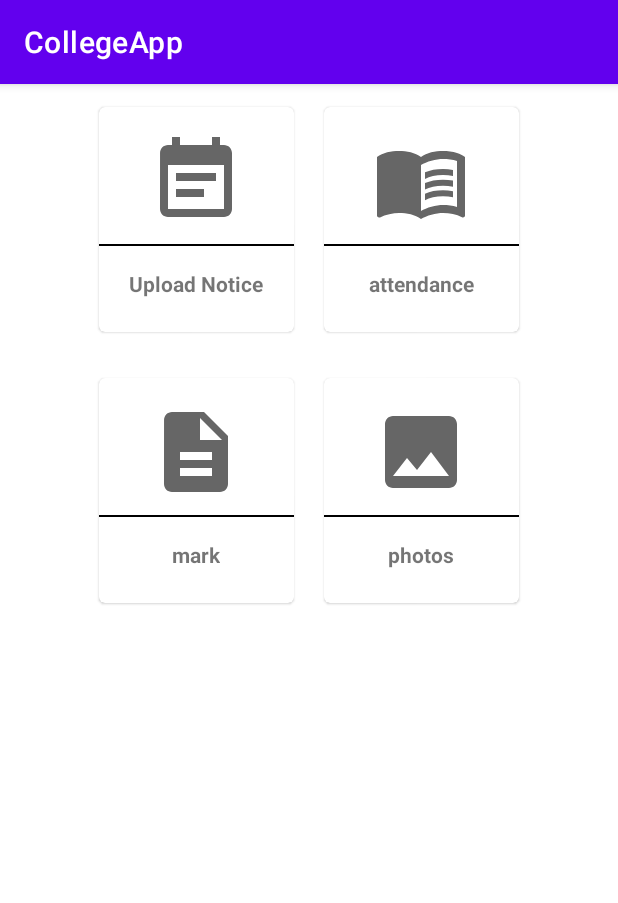
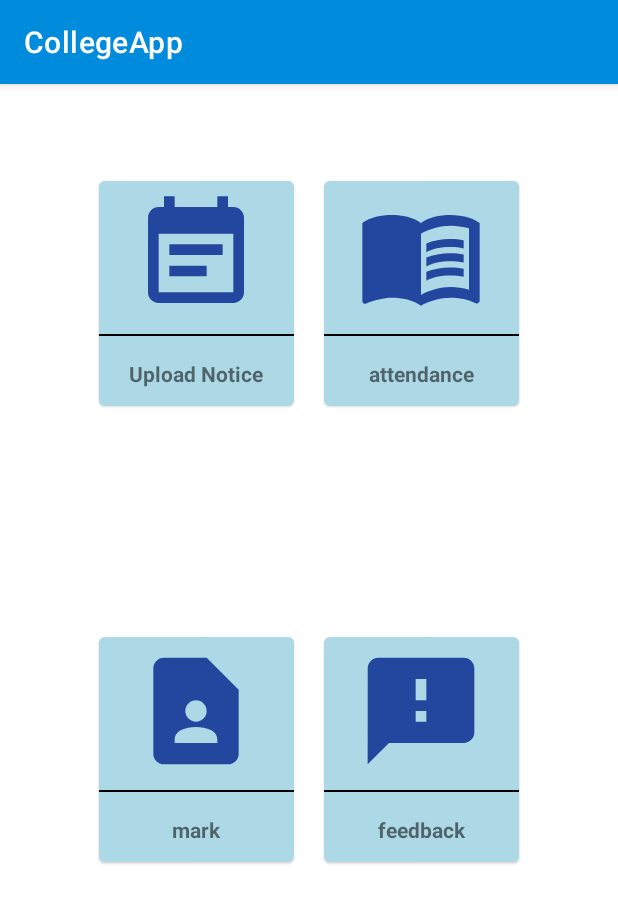
Before and after one commit to Koushik0901/CollegeApp, an Android app: the AdminHome screen opened directly, with no data from a screen before it, on a phone screen of 412 x 824 dp. Shown: the top 903 px of the screen. Run offline under Robolectric (Android 15) with nearby library versions, the phone set to English and light mode, and no system bars; libraries missing offline, so code that uses them is left out: io.realm, io.realm.mongodb; 1 statement that could not run was skipped.

Commit message:
changed vector and card color

```diff
--- a/app/src/main/AndroidManifest.xml
+++ b/app/src/main/AndroidManifest.xml
@@ -32,9 +32,7 @@
         <activity
             android:name=".AdminLogin"
             android:exported="false" />
-        <activity
-            android:name=".AdmitLogin"
-            android:exported="false" />
+
         <activity
             android:name=".MainActivity"
             android:exported="true">
--- a/app/src/main/res/drawable/ic_attendance.xml
+++ b/app/src/main/res/drawable/ic_attendance.xml
@@ -1,19 +1,8 @@
-<vector xmlns:android="http://schemas.android.com/apk/res/android"
-    android:width="24dp"
-    android:height="24dp"
-    android:viewportWidth="24"
-    android:viewportHeight="24"
-    android:tint="?attr/colorControlNormal">
-  <path
-      android:fillColor="@android:color/white"
-      android:pathData="M21,5c-1.11,-0.35 -2.33,-0.5 -3.5,-0.5c-1.95,0 -4.05,0.4 -5.5,1.5c-1.45,-1.1 -3.55,-1.5 -5.5,-1.5S2.45,4.9 1,6v14.65c0,0.25 0.25,0.5 0.5,0.5c0.1,0 0.15,-0.05 0.25,-0.05C3.1,20.45 5.05,20 6.5,20c1.95,0 4.05,0.4 5.5,1.5c1.35,-0.85 3.8,-1.5 5.5,-1.5c1.65,0 3.35,0.3 4.75,1.05c0.1,0.05 0.15,0.05 0.25,0.05c0.25,0 0.5,-0.25 0.5,-0.5V6C22.4,5.55 21.75,5.25 21,5zM21,18.5c-1.1,-0.35 -2.3,-0.5 -3.5,-0.5c-1.7,0 -4.15,0.65 -5.5,1.5V8c1.35,-0.85 3.8,-1.5 5.5,-1.5c1.2,0 2.4,0.15 3.5,0.5V18.5z"/>
-  <path
-      android:fillColor="@android:color/white"
-      android:pathData="M17.5,10.5c0.88,0 1.73,0.09 2.5,0.26V9.24C19.21,9.09 18.36,9 17.5,9c-1.7,0 -3.24,0.29 -4.5,0.83v1.66C14.13,10.85 15.7,10.5 17.5,10.5z"/>
-  <path
-      android:fillColor="@android:color/white"
-      android:pathData="M13,12.49v1.66c1.13,-0.64 2.7,-0.99 4.5,-0.99c0.88,0 1.73,0.09 2.5,0.26V11.9c-0.79,-0.15 -1.64,-0.24 -2.5,-0.24C15.8,11.66 14.26,11.96 13,12.49z"/>
-  <path
-      android:fillColor="@android:color/white"
-      android:pathData="M17.5,14.33c-1.7,0 -3.24,0.29 -4.5,0.83v1.66c1.13,-0.64 2.7,-0.99 4.5,-0.99c0.88,0 1.73,0.09 2.5,0.26v-1.52C19.21,14.41 18.36,14.33 17.5,14.33z"/>
+<vector android:autoMirrored="true" android:height="24dp"
+    android:tint="#23469F" android:viewportHeight="24"
+    android:viewportWidth="24" android:width="24dp" xmlns:android="http://schemas.android.com/apk/res/android">
+    <path android:fillColor="@android:color/white" android:pathData="M21,5c-1.11,-0.35 -2.33,-0.5 -3.5,-0.5c-1.95,0 -4.05,0.4 -5.5,1.5c-1.45,-1.1 -3.55,-1.5 -5.5,-1.5S2.45,4.9 1,6v14.65c0,0.25 0.25,0.5 0.5,0.5c0.1,0 0.15,-0.05 0.25,-0.05C3.1,20.45 5.05,20 6.5,20c1.95,0 4.05,0.4 5.5,1.5c1.35,-0.85 3.8,-1.5 5.5,-1.5c1.65,0 3.35,0.3 4.75,1.05c0.1,0.05 0.15,0.05 0.25,0.05c0.25,0 0.5,-0.25 0.5,-0.5V6C22.4,5.55 21.75,5.25 21,5zM21,18.5c-1.1,-0.35 -2.3,-0.5 -3.5,-0.5c-1.7,0 -4.15,0.65 -5.5,1.5V8c1.35,-0.85 3.8,-1.5 5.5,-1.5c1.2,0 2.4,0.15 3.5,0.5V18.5z"/>
+    <path android:fillColor="@android:color/white" android:pathData="M17.5,10.5c0.88,0 1.73,0.09 2.5,0.26V9.24C19.21,9.09 18.36,9 17.5,9c-1.7,0 -3.24,0.29 -4.5,0.83v1.66C14.13,10.85 15.7,10.5 17.5,10.5z"/>
+    <path android:fillColor="@android:color/white" android:pathData="M13,12.49v1.66c1.13,-0.64 2.7,-0.99 4.5,-0.99c0.88,0 1.73,0.09 2.5,0.26V11.9c-0.79,-0.15 -1.64,-0.24 -2.5,-0.24C15.8,11.66 14.26,11.96 13,12.49z"/>
+    <path android:fillColor="@android:color/white" android:pathData="M17.5,14.33c-1.7,0 -3.24,0.29 -4.5,0.83v1.66c1.13,-0.64 2.7,-0.99 4.5,-0.99c0.88,0 1.73,0.09 2.5,0.26v-1.52C19.21,14.41 18.36,14.33 17.5,14.33z"/>
 </vector>
--- a/app/src/main/res/drawable/ic_baseline_add_photo_alternate_24.xml
+++ b/app/src/main/res/drawable/ic_baseline_add_photo_alternate_24.xml
@@ -1,10 +1,5 @@
-<vector xmlns:android="http://schemas.android.com/apk/res/android"
-    android:width="24dp"
-    android:height="24dp"
-    android:viewportWidth="24"
-    android:viewportHeight="24"
-    android:tint="?attr/colorControlNormal">
-  <path
-      android:fillColor="@android:color/white"
-      android:pathData="M19,7v2.99s-1.99,0.01 -2,0L17,7h-3s0.01,-1.99 0,-2h3L17,2h2v3h3v2h-3zM16,11L16,8h-3L13,5L5,5c-1.1,0 -2,0.9 -2,2v12c0,1.1 0.9,2 2,2h12c1.1,0 2,-0.9 2,-2v-8h-3zM5,19l3,-4 2,3 3,-4 4,5L5,19z"/>
+<vector android:height="24dp" android:tint="#23469F"
+    android:viewportHeight="24" android:viewportWidth="24"
+    android:width="24dp" xmlns:android="http://schemas.android.com/apk/res/android">
+    <path android:fillColor="@android:color/white" android:pathData="M19,7v2.99s-1.99,0.01 -2,0L17,7h-3s0.01,-1.99 0,-2h3L17,2h2v3h3v2h-3zM16,11L16,8h-3L13,5L5,5c-1.1,0 -2,0.9 -2,2v12c0,1.1 0.9,2 2,2h12c1.1,0 2,-0.9 2,-2v-8h-3zM5,19l3,-4 2,3 3,-4 4,5L5,19z"/>
 </vector>
--- /dev/null
+++ b/app/src/main/res/drawable/ic_feedback.xml
@@ -0,0 +1,5 @@
+<vector android:height="24dp" android:tint="#23469F"
+    android:viewportHeight="24" android:viewportWidth="24"
+    android:width="24dp" xmlns:android="http://schemas.android.com/apk/res/android">
+    <path android:fillColor="@android:color/white" android:pathData="M20,2L4,2c-1.1,0 -1.99,0.9 -1.99,2L2,22l4,-4h14c1.1,0 2,-0.9 2,-2L22,4c0,-1.1 -0.9,-2 -2,-2zM13,14h-2v-2h2v2zM13,10h-2L11,6h2v4z"/>
+</vector>
--- a/app/src/main/res/drawable/ic_mark.xml
+++ b/app/src/main/res/drawable/ic_mark.xml
@@ -1,10 +1,5 @@
-<vector xmlns:android="http://schemas.android.com/apk/res/android"
-    android:width="24dp"
-    android:height="24dp"
-    android:viewportWidth="24"
-    android:viewportHeight="24"
-    android:tint="?attr/colorControlNormal">
-  <path
-      android:fillColor="@android:color/white"
-      android:pathData="M14,2L6,2c-1.1,0 -1.99,0.9 -1.99,2L4,20c0,1.1 0.89,2 1.99,2L18,22c1.1,0 2,-0.9 2,-2L20,8l-6,-6zM16,18L8,18v-2h8v2zM16,14L8,14v-2h8v2zM13,9L13,3.5L18.5,9L13,9z"/>
+<vector android:height="24dp" android:tint="#23469F"
+    android:viewportHeight="24" android:viewportWidth="24"
+    android:width="24dp" xmlns:android="http://schemas.android.com/apk/res/android">
+    <path android:fillColor="@android:color/white" android:pathData="M14,2H6C4.9,2 4,2.9 4,4v16c0,1.1 0.9,2 2,2h12c1.1,0 2,-0.9 2,-2V8L14,2zM12,10c1.1,0 2,0.9 2,2c0,1.1 -0.9,2 -2,2s-2,-0.9 -2,-2C10,10.9 10.9,10 12,10zM16,18H8v-0.57c0,-0.81 0.48,-1.53 1.22,-1.85C10.07,15.21 11.01,15 12,15c0.99,0 1.93,0.21 2.78,0.58C15.52,15.9 16,16.62 16,17.43V18z"/>
 </vector>
--- a/app/src/main/res/drawable/ic_notice.xml
+++ b/app/src/main/res/drawable/ic_notice.xml
@@ -1,10 +1,5 @@
-<vector xmlns:android="http://schemas.android.com/apk/res/android"
-    android:width="24dp"
-    android:height="24dp"
-    android:viewportWidth="24"
-    android:viewportHeight="24"
-    android:tint="?attr/colorControlNormal">
-  <path
-      android:fillColor="@android:color/white"
-      android:pathData="M17,10L7,10v2h10v-2zM19,3h-1L18,1h-2v2L8,3L8,1L6,1v2L5,3c-1.11,0 -1.99,0.9 -1.99,2L3,19c0,1.1 0.89,2 2,2h14c1.1,0 2,-0.9 2,-2L21,5c0,-1.1 -0.9,-2 -2,-2zM19,19L5,19L5,8h14v11zM14,14L7,14v2h7v-2z"/>
+<vector android:autoMirrored="true" android:height="24dp"
+    android:tint="#23469F" android:viewportHeight="24"
+    android:viewportWidth="24" android:width="24dp" xmlns:android="http://schemas.android.com/apk/res/android">
+    <path android:fillColor="@android:color/white" android:pathData="M17,10L7,10v2h10v-2zM19,3h-1L18,1h-2v2L8,3L8,1L6,1v2L5,3c-1.11,0 -1.99,0.9 -1.99,2L3,19c0,1.1 0.89,2 2,2h14c1.1,0 2,-0.9 2,-2L21,5c0,-1.1 -0.9,-2 -2,-2zM19,19L5,19L5,8h14v11zM14,14L7,14v2h7v-2z"/>
 </vector>
--- a/app/src/main/res/layout/activity_admin_home.xml
+++ b/app/src/main/res/layout/activity_admin_home.xml
@@ -1,4 +1,3 @@
-<?xml version="1.0" encoding="utf-8"?>
 <LinearLayout xmlns:android="http://schemas.android.com/apk/res/android"
     xmlns:tools="http://schemas.android.com/tools"
     android:layout_width="match_parent"
@@ -6,12 +5,13 @@
     android:orientation="vertical"
     tools:context=".AdminHome">
 
+
     <LinearLayout
         android:layout_width="match_parent"
-        android:layout_height="wrap_content"
-        android:orientation="horizontal"
+        android:layout_height="269dp"
+        android:layout_margin="5dp"
         android:gravity="center"
-        android:layout_margin="5dp">
+        android:orientation="horizontal">
 
         <com.google.android.material.card.MaterialCardView
             android:id="@+id/addNotice"
@@ -22,13 +22,14 @@
             <LinearLayout
                 android:layout_width="match_parent"
                 android:layout_height="match_parent"
+                android:background="#ADD8E6"
                 android:gravity="center"
                 android:orientation="vertical">
 
                 <ImageView
-                android:layout_width="64dp"
-                android:layout_height="64dp"
-                android:background="@color/white"
+                    android:layout_width="85dp"
+                    android:layout_height="85dp"
+                    android:background="#ADD8E6"
                     android:src="@drawable/ic_notice"
                     tools:ignore="ContentDescription" />
 
@@ -58,13 +59,14 @@
             <LinearLayout
                 android:layout_width="match_parent"
                 android:layout_height="match_parent"
+                android:background="#ADD8E6"
                 android:gravity="center"
                 android:orientation="vertical">
 
                 <ImageView
-                android:layout_width="64dp"
-                android:layout_height="64dp"
-                android:background="@color/white"
+                    android:layout_width="85dp"
+                    android:layout_height="85dp"
+                    android:background="#ADD8E6"
                     android:src="@drawable/ic_attendance"
                     tools:ignore="ContentDescription" />
 
@@ -87,10 +89,9 @@
 
     </LinearLayout>
 
-
     <LinearLayout
         android:layout_width="match_parent"
-        android:layout_height="wrap_content"
+        android:layout_height="317dp"
         android:layout_margin="5dp"
         android:gravity="center"
         android:orientation="horizontal">
@@ -104,13 +105,14 @@
             <LinearLayout
                 android:layout_width="match_parent"
                 android:layout_height="match_parent"
+                android:background="#ADD8E6"
                 android:gravity="center"
                 android:orientation="vertical">
 
                 <ImageView
-                    android:layout_width="64dp"
-                    android:layout_height="64dp"
-                    android:background="@color/white"
+                    android:layout_width="85dp"
+                    android:layout_height="85dp"
+                    android:background="#ADD8E6"
                     android:src="@drawable/ic_mark"
                     tools:ignore="ContentDescription" />
 
@@ -140,14 +142,15 @@
             <LinearLayout
                 android:layout_width="match_parent"
                 android:layout_height="match_parent"
+                android:background="#ADD8E6"
                 android:gravity="center"
                 android:orientation="vertical">
 
                 <ImageView
-                    android:layout_width="64dp"
-                    android:layout_height="64dp"
-                    android:background="@color/white"
-                    android:src="@drawable/ic_image"
+                    android:layout_width="85dp"
+                    android:layout_height="85dp"
+                    android:background="#ADD8E6"
+                    android:src="@drawable/ic_feedback"
                     tools:ignore="ContentDescription" />
 
                 <View
@@ -161,7 +164,7 @@
                     android:layout_height="wrap_content"
                     android:layout_marginTop="10dp"
                     android:padding="5dp"
-                    android:text="@string/photos"
+                    android:text="@string/feedback"
                     android:textStyle="bold" />
             </LinearLayout>
 
--- a/app/src/main/res/layout/activity_login.xml
+++ b/app/src/main/res/layout/activity_login.xml
@@ -33,7 +33,10 @@
         android:layout_height="wrap_content"
         android:layout_below="@id/loginbtn"
         android:layout_centerHorizontal="true"
-        android:layout_margin="20dp"
+        android:layout_marginStart="20dp"
+        android:layout_marginTop="20dp"
+        android:layout_marginEnd="20dp"
+        android:layout_marginBottom="20dp"
         android:text="@string/forgot_password"
         android:textAlignment="center"
         android:textColor="@color/black"
--- a/app/src/main/res/layout/activity_main.xml
+++ b/app/src/main/res/layout/activity_main.xml
@@ -4,8 +4,8 @@
     xmlns:tools="http://schemas.android.com/tools"
     android:layout_width="match_parent"
     android:layout_height="match_parent"
+    android:background="#1260cc"
     tools:context=".MainActivity">
-
 
     <ImageView
         android:id="@+id/imageView5"
--- a/app/src/main/res/layout/activity_upload_notice.xml
+++ b/app/src/main/res/layout/activity_upload_notice.xml
@@ -23,12 +23,13 @@
                 android:layout_width="match_parent"
                 android:layout_height="match_parent"
                 android:gravity="center"
+                android:background="#ADD8E6"
                 android:orientation="vertical">
 
                 <ImageView
                     android:layout_width="64dp"
                     android:layout_height="64dp"
-                    android:background="@color/white"
+                    android:background="#ADD8E6"
                     android:src="@drawable/ic_baseline_add_photo_alternate_24"
                     tools:ignore="ContentDescription" />
 
--- a/app/src/main/res/values/strings.xml
+++ b/app/src/main/res/values/strings.xml
@@ -22,6 +22,7 @@
     <string name="upload_attendence">upload attendance</string>
     <string name="upload_attendance">Upload attendance</string>
     <string name="upload_mark">Upload mark</string>
+    <string name="feedback">feedback</string>
 
 
 </resources>
--- a/app/src/main/res/values/themes.xml
+++ b/app/src/main/res/values/themes.xml
@@ -2,7 +2,7 @@
     <!-- Base application theme. -->
     <style name="Theme.CollegeApp" parent="Theme.MaterialComponents.DayNight.DarkActionBar">
         <!-- Primary brand color. -->
-        <item name="colorPrimary">@color/purple_500</item>
+        <item name="colorPrimary">#018BDD</item>
         <item name="colorPrimaryVariant">@color/purple_700</item>
         <item name="colorOnPrimary">@color/white</item>
         <!-- Secondary brand color. -->
```
Lines whose indentation alone changed are shown as unchanged.
